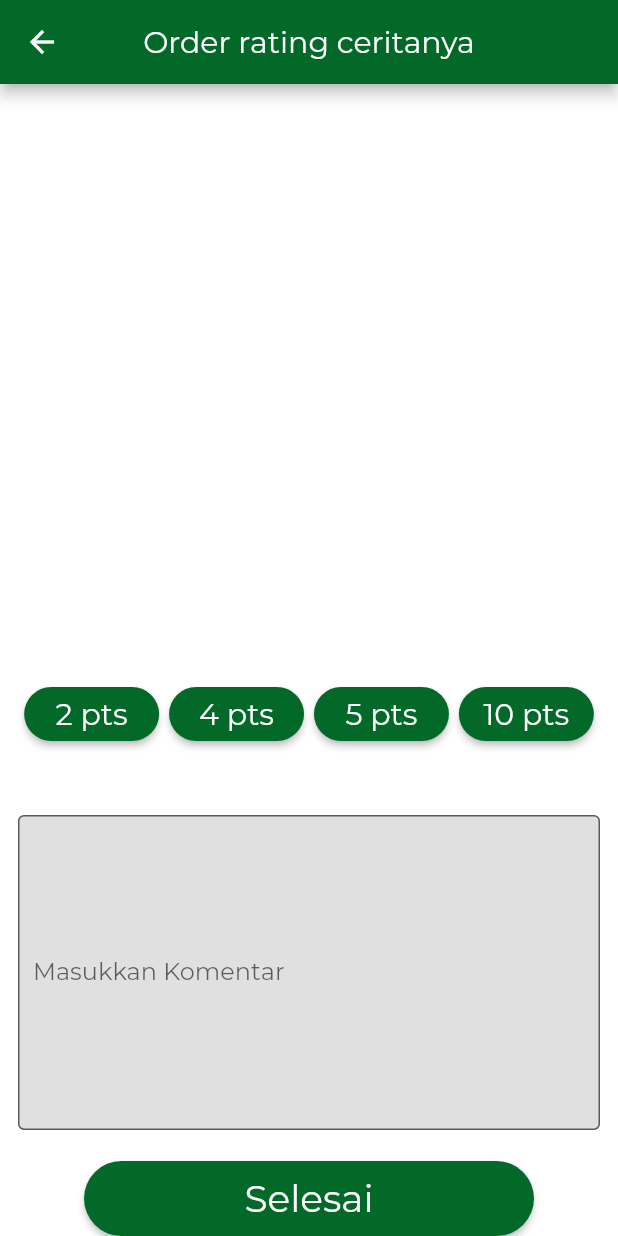
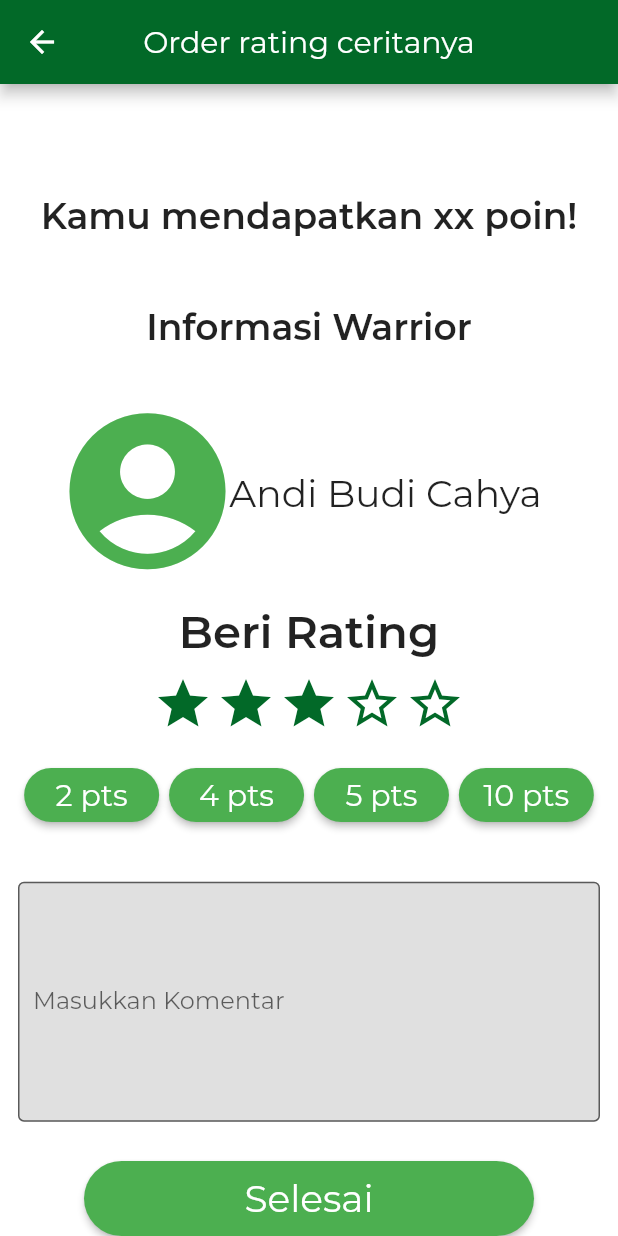
Before and after one commit to rannnayy/Milestone02_K29, a Flutter app: the OrderRating screen opened directly, on a phone screen of 412 x 824 dp. Run offline on Flutter 3.47's test engine with Material 2 defaults, Android fonts, the phone set to English and light mode, and no system bars; drawn by our look-alikes of smooth_star_rating; our stand-ins replace font_awesome_flutter; missing offline and left inert: step_progress; project files that could hold a hidden picture were left out.

Commit message:
Modified order_rating.dart

```diff
--- a/src/clean_out_co/lib/pages/order_rating.dart
+++ b/src/clean_out_co/lib/pages/order_rating.dart
@@ -1,5 +1,6 @@
 import 'package:flutter/material.dart';
 import 'package:clean_out_co/utils.dart';
+import 'package:smooth_star_rating/smooth_star_rating.dart';
 
 class OrderRating extends StatefulWidget {
   const OrderRating({Key? key}) : super(key: key);
@@ -26,7 +27,14 @@ class _OrderRatingState extends State<OrderRating> {
             tenptsButton(),
             selesaiButton(),
             commentField(),
-          ]
+            StarRating(),
+            BeriRating(),
+            InfoWarrior(),
+            WarriorName(),
+            IconWarrior(),
+            GetPointText(),
+
+          ],
       ),
 
     );
@@ -35,7 +43,7 @@ class _OrderRatingState extends State<OrderRating> {
 
 Widget twoptsButton() {
   return Align(
-    alignment: Alignment(-0.9, 0.1),
+    alignment: Alignment(-0.9, 0.25),
     child: ElevatedButton(
       child: Text(
         '2 pts',
@@ -47,7 +55,8 @@ Widget twoptsButton() {
       style: ElevatedButton.styleFrom(
           fixedSize: Size(90, 15),
           shape: RoundedRectangleBorder(
-              borderRadius: BorderRadius.circular(50))
+              borderRadius: BorderRadius.circular(50)),
+        primary: Colors.green[500],
       ),
     ),
   );
@@ -55,7 +64,7 @@ Widget twoptsButton() {
 
 Widget fourptsButton() {
   return Align(
-    alignment: Alignment(-0.3, 0.1),
+    alignment: Alignment(-0.3, 0.25),
     child: ElevatedButton(
       child: Text(
         '4 pts',
@@ -67,7 +76,8 @@ Widget fourptsButton() {
       style: ElevatedButton.styleFrom(
           fixedSize: Size(90, 15),
           shape: RoundedRectangleBorder(
-              borderRadius: BorderRadius.circular(50))
+              borderRadius: BorderRadius.circular(50)),
+        primary: Colors.green[500],
       ),
     ),
   );
@@ -75,7 +85,7 @@ Widget fourptsButton() {
 
 Widget fiveptsButton() {
   return Align(
-    alignment: Alignment(0.3, 0.1),
+    alignment: Alignment(0.3, 0.25),
     child: ElevatedButton(
       child: Text(
         '5 pts',
@@ -87,7 +97,8 @@ Widget fiveptsButton() {
       style: ElevatedButton.styleFrom(
           fixedSize: Size(90, 15),
           shape: RoundedRectangleBorder(
-              borderRadius: BorderRadius.circular(50))
+              borderRadius: BorderRadius.circular(50)),
+        primary: Colors.green[500],
       ),
     ),
   );
@@ -95,7 +106,7 @@ Widget fiveptsButton() {
 
 Widget tenptsButton() {
   return Align(
-    alignment: Alignment(0.9, 0.1),
+    alignment: Alignment(0.9, 0.25),
     child: ElevatedButton(
       child: Text(
         '10 pts',
@@ -107,7 +118,8 @@ Widget tenptsButton() {
       style: ElevatedButton.styleFrom(
           fixedSize: Size(90, 15),
           shape: RoundedRectangleBorder(
-              borderRadius: BorderRadius.circular(50))
+              borderRadius: BorderRadius.circular(50)),
+        primary: Colors.green[500],
       ),
     ),
   );
@@ -127,7 +139,8 @@ Widget selesaiButton() {
       style: ElevatedButton.styleFrom(
           fixedSize: Size(300, 50),
           shape: RoundedRectangleBorder(
-              borderRadius: BorderRadius.circular(50))
+              borderRadius: BorderRadius.circular(50)),
+        primary: Colors.green[500],
       ),
     ),
   );
@@ -146,8 +159,98 @@ Widget commentField() {
         fillColor: Colors.grey[300],
         filled: true,
         isDense: true,
-        contentPadding: EdgeInsets.fromLTRB(10, 90, 10, 100),
+        contentPadding: EdgeInsets.fromLTRB(10, 40, 10, 100),
       ),
     ),
   );
 }
+
+Widget StarRating()
+{
+  var rating = 3.0;
+  return Align(
+    alignment: Alignment(0.0, 0.08),
+    child: SmoothStarRating(
+      rating: rating,
+      isReadOnly: false,
+      size: 40,
+      filledIconData: Icons.star,
+      halfFilledIconData: Icons.star_half,
+      defaultIconData: Icons.star_border,
+      starCount: 5,
+      allowHalfRating: false,
+      spacing: 2.0,
+      onRated: (value) {
+        print("rating value -> $value");
+        // print("rating value dd -> ${value.truncate()}");
+      },
+    ),
+  );
+}
+
+Widget BeriRating()
+{
+  return Align(
+    alignment: Alignment(0.0, -0.05),
+    child : Text(
+      'Beri Rating',
+      style: TextStyle(
+        fontSize: 30,
+          fontWeight: FontWeight.bold,
+      )
+    )
+  );
+}
+
+Widget InfoWarrior()
+{
+  return Align(
+      alignment: Alignment(0.0, -0.60),
+      child : Text(
+          'Informasi Warrior',
+          style: TextStyle(
+              fontWeight: FontWeight.bold,
+              fontSize: 24
+          )
+      )
+  );
+}
+
+Widget WarriorName()
+{
+  return Align(
+      alignment: Alignment(0.5, -0.30),
+      child : Text(
+          'Andi Budi Cahya',
+          style: TextStyle(
+              fontSize: 25
+          )
+      )
+  );
+}
+
+Widget IconWarrior()
+{
+  return Align(
+    alignment : Alignment (-0.75, -0.35),
+    child : Icon(
+      Icons.account_circle,
+      color: Colors.green[500],
+      size: 125.0,
+    )
+  );
+}
+
+Widget GetPointText()
+{
+  return Align(
+      alignment: Alignment(0.0, -0.8),
+      child : Text(
+          'Kamu mendapatkan xx poin!',
+          style: TextStyle(
+              fontWeight: FontWeight.bold,
+              fontSize: 24
+          )
+      )
+  );
+}
--- a/src/clean_out_co/pubspec.yaml
+++ b/src/clean_out_co/pubspec.yaml
@@ -31,6 +31,7 @@ dependencies:
   flutter_svg: ^0.17.4
   font_awesome_flutter: ^9.1.0
   step_progress: ^0.0.1
+  smooth_star_rating: ^1.1.1
 
 dev_dependencies:
   flutter_test:
```
Also changed, not shown: src/clean_out_co/pubspec.lock.
